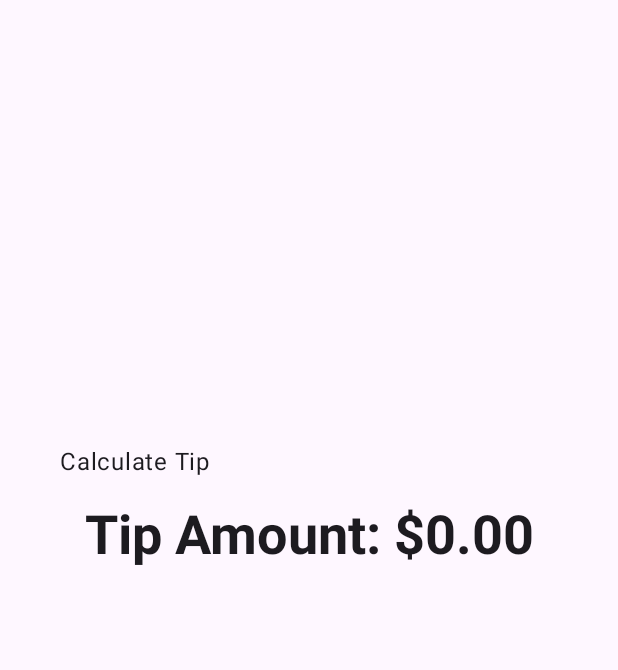
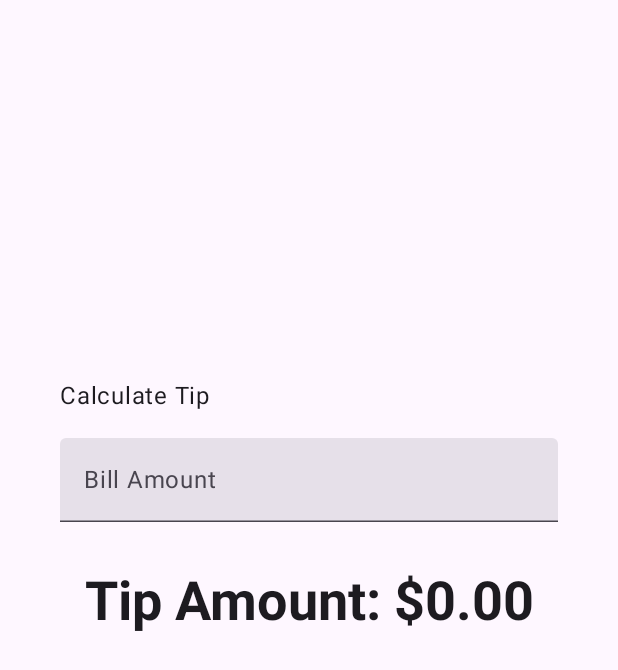
Before and after one commit to renzochong/TipCalculator, an Android app built with Jetpack Compose: the screen it shows after launch (MainActivity), on a phone screen of 412 x 824 dp. Shown: the top 670 px of the screen. Run offline under Robolectric (Android 15) with nearby library versions, the phone set to English and light mode, and no system bars.

Commit message:
First Section completed. Basic tip calculator tip completed. Next - New function to add a custom tip base on % entry  from user.

```diff
--- a/app/src/main/java/com/example/tiptime/MainActivity.kt
+++ b/app/src/main/java/com/example/tiptime/MainActivity.kt
@@ -22,12 +22,18 @@ import androidx.compose.foundation.layout.Arrangement
 import androidx.compose.foundation.layout.Column
 import androidx.compose.foundation.layout.Spacer
 import androidx.compose.foundation.layout.fillMaxSize
+import androidx.compose.foundation.layout.fillMaxWidth
 import androidx.compose.foundation.layout.height
 import androidx.compose.foundation.layout.padding
 import androidx.compose.material3.MaterialTheme
 import androidx.compose.material3.Surface
 import androidx.compose.material3.Text
+import androidx.compose.material3.TextField
 import androidx.compose.runtime.Composable
+import androidx.compose.runtime.getValue
+import androidx.compose.runtime.mutableStateOf
+import androidx.compose.runtime.remember
+import androidx.compose.runtime.setValue
 import androidx.compose.ui.Alignment
 import androidx.compose.ui.Modifier
 import androidx.compose.ui.res.stringResource
@@ -35,6 +41,9 @@ import androidx.compose.ui.tooling.preview.Preview
 import androidx.compose.ui.unit.dp
 import com.example.tiptime.ui.theme.TipTimeTheme
 import java.text.NumberFormat
+import androidx.compose.foundation.text.KeyboardOptions
+import androidx.compose.ui.text.input.KeyboardType
+
 
 class MainActivity : ComponentActivity() {
     override fun onCreate(savedInstanceState: Bundle?) {
@@ -55,6 +64,12 @@ class MainActivity : ComponentActivity() {
 
 @Composable
 fun TipTimeLayout() {
+    var amountInput by remember {
+        mutableStateOf("")
+    }
+    val amount = amountInput.toDoubleOrNull() ?: 0.0
+    val tip = calculateTip(amount)
+
     Column(
         modifier = Modifier.padding(40.dp),
         horizontalAlignment = Alignment.CenterHorizontally,
@@ -66,8 +81,16 @@ fun TipTimeLayout() {
                 .padding(bottom = 16.dp)
                 .align(alignment = Alignment.Start)
         )
+
+        EditNumberField(
+            value = amountInput,
+            onValueChange = {amountInput = it},
+            modifier = Modifier
+            .padding(bottom = 32.dp)
+            .fillMaxWidth())
+
         Text(
-            text = stringResource(R.string.tip_amount, "$0.00"),
+            text = stringResource(R.string.tip_amount, tip),
             style = MaterialTheme.typography.displaySmall
         )
         Spacer(modifier = Modifier.height(150.dp))
@@ -91,3 +114,19 @@ fun TipTimeLayoutPreview() {
         TipTimeLayout()
     }
 }
+
+@Composable
+fun EditNumberField(
+    value: String,
+    onValueChange: (String) -> Unit,
+    modifier: Modifier = Modifier
+){
+        TextField(
+            value = value,
+            onValueChange = onValueChange,
+            singleLine = true,
+            label = { Text(stringResource(R.string.bill_amount))},
+            keyboardOptions = KeyboardOptions(keyboardType = KeyboardType.Number),
+            modifier = modifier
+        )
+}
```
Also changed, not shown: 1 other file.
